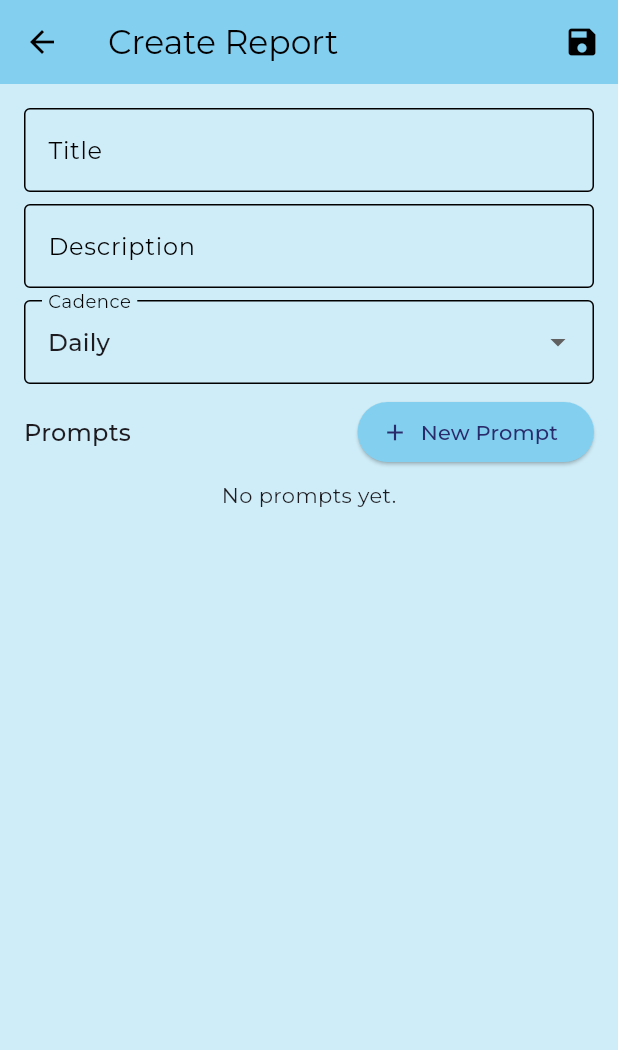
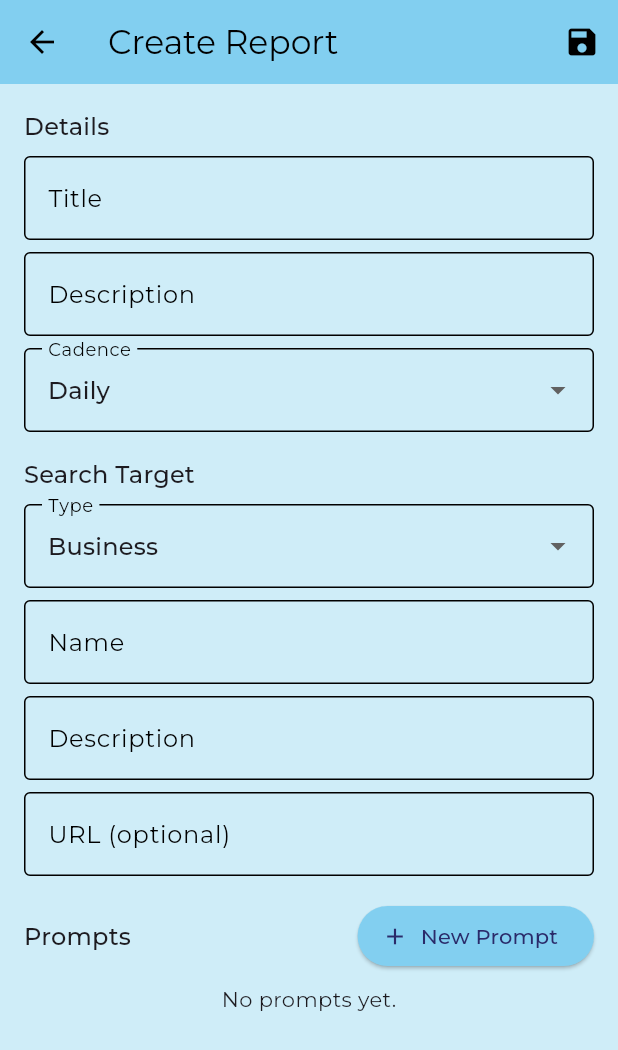
Before and after one commit to jtayl225/aiso, a Flutter app: the ReportEditorScreen screen opened directly, on a phone screen of 412 x 824 dp. Shown: the top 1050 px of the screen. Run offline on Flutter 3.47's test engine with Material 3 defaults, Android fonts, the phone set to English and light mode, and no system bars; our stand-ins replace google_fonts, supabase_flutter; accounts and stored records are empty.

Commit message:
added search target to backend database

```diff
--- a/lib/models/report_model.dart
+++ b/lib/models/report_model.dart
@@ -1,6 +1,7 @@
 import 'package:aiso/models/cadence_enum.dart';
 import 'package:aiso/models/db_timestamps_model.dart';
 import 'package:aiso/models/prompt_model.dart';
+import 'package:aiso/models/search_target_model.dart';
 
 class Report {
   final String id;
@@ -9,6 +10,7 @@ class Report {
   final String description;
   final Cadence cadence;
   List<Prompt>? prompts;
+  SearchTarget? searchTarget;
   final DbTimestamps dbTimestamps;
   final DateTime? lastRunAt;
 
@@ -19,6 +21,7 @@ class Report {
     required this.description,
     required this.cadence,
     this.prompts,
+    this.searchTarget,
     required this.dbTimestamps,
     this.lastRunAt
     });
@@ -33,6 +36,7 @@ class Report {
       prompts: (json['prompts'] as List<dynamic>?)
         ?.map((item) => Prompt.fromJson(item))
         .toList() ?? [],
+      // searchTarget: ,// TODO
       dbTimestamps: DbTimestamps(
         createdAt: DateTime.parse(json['created_at']),
         updatedAt: DateTime.parse(json['updated_at']),
--- /dev/null
+++ b/lib/models/search_target_model.dart
@@ -0,0 +1,72 @@
+import 'package:aiso/models/db_timestamps_model.dart';
+import 'package:aiso/models/search_target_type_enum.dart';
+
+class SearchTarget {
+  final String id;
+  final String reportId;
+  final String name;          // e.g. "New Balance 1080v13"
+  final SearchTargetType type;          // e.g. "Product", "Service", "Business", "Person"
+  final String description;   // Use case, benefits, location, etc. go here
+  final String? url;          // Optional link to a website or product page
+  final DbTimestamps dbTimestamps;
+
+  SearchTarget({
+    required this.id,
+    required this.reportId,
+    required this.name,
+    required this.type,
+    required this.description,
+    this.url,
+    required this.dbTimestamps
+  });
+
+  factory SearchTarget.fromJson(Map<String, dynamic> json) {
+    return SearchTarget(
+      id: json['id'],
+      reportId: json['report_id'],
+      name: json['name'],
+      type: SearchTargetTypeExtension.fromString(json['type']),
+      description: json['description'],
+      url: json['url'],
+      dbTimestamps: DbTimestamps(
+        createdAt: DateTime.parse(json['created_at']),
+        updatedAt: DateTime.parse(json['updated_at']),
+        deletedAt: json['deleted_at'] != null ? DateTime.parse(json['deleted_at']) : null,
+      ),
+    );
+  }
+
+  Map<String, dynamic> toJson() {
+    return {
+      // 'id': id,
+      'report_id': reportId,
+      'name': name,
+      'type': type.name.toLowerCase(),
+      'description': description,
+      'url': url
+    };
+  }
+
+  SearchTarget copyWith({
+    String? id,
+    String? reportId,
+    String? name,
+    SearchTargetType? type,
+    String? description,
+    String? url,
+    DbTimestamps? dbTimestamps,
+  }) {
+    return SearchTarget(
+      id: id ?? this.id,
+      reportId: reportId ?? this.reportId,
+      name: name ?? this.name,
+      type: type ?? this.type,
+      description: description ?? this.description,
+      url: url ?? this.url,
+      dbTimestamps: dbTimestamps ?? this.dbTimestamps,
+    );
+  }
+
+
+
+}
--- /dev/null
+++ b/lib/models/search_target_type_enum.dart
@@ -0,0 +1,36 @@
+enum SearchTargetType {
+  product,
+  service,
+  business,
+  person,
+}
+
+extension SearchTargetTypeExtension on SearchTargetType {
+  String get label {
+    switch (this) {
+      case SearchTargetType.product:
+        return 'Product';
+      case SearchTargetType.service:
+        return 'Service';
+      case SearchTargetType.business:
+        return 'Business';
+      case SearchTargetType.person:
+        return 'Person';
+    }
+  }
+
+  static SearchTargetType fromString(String value) {
+    switch (value.toLowerCase()) {
+      case 'product':
+        return SearchTargetType.product;
+      case 'service':
+        return SearchTargetType.service;
+      case 'business':
+        return SearchTargetType.business;
+      case 'person':
+        return SearchTargetType.person;
+      default:
+        throw ArgumentError('Invalid SearchTargetType: $value');
+    }
+  }
+}
--- a/lib/services/report_service_supabase.dart
+++ b/lib/services/report_service_supabase.dart
@@ -1,6 +1,7 @@
 import 'package:aiso/models/prompt_model.dart';
 import 'package:aiso/models/prompt_template_model.dart';
 import 'package:aiso/models/report_model.dart';
+import 'package:aiso/models/search_target_model.dart';
 import 'package:supabase_flutter/supabase_flutter.dart';
 import 'package:flutter/foundation.dart';
 
@@ -60,6 +61,20 @@ class ReportServiceSupabase {
       debugPrint('ERROR: Failed to update report: $e');
       rethrow; // or throw a custom exception
     }
+  }
+
+
+  // SEARCH TARGET //
+  Future<SearchTarget> createSearchTarget(SearchTarget newSearchTarget) async {
+    debugPrint('DEBUG: Service is creating a new search target.');
+    final response = await _supabase
+      .from('search_targets')
+      .insert(newSearchTarget.toJson())
+      .select()
+      .single();
+    final SearchTarget insertedSearchTarget = SearchTarget.fromJson(response);
+    debugPrint('DEBUG: inserted search target ID: ${insertedSearchTarget.id}');
+    return insertedSearchTarget;
   }
 
 
--- a/lib/view_models/reports_view_model.dart
+++ b/lib/view_models/reports_view_model.dart
@@ -30,6 +30,12 @@ class ReportViewModel extends ChangeNotifier {
 
         final reportPrompts = await _reportService.createPrompts(updatedPrompts);
         report.prompts = reportPrompts;
+      }
+
+      if (newReport.searchTarget != null) {
+        final updatedSearchTarget = newReport.searchTarget!.copyWith(reportId: report.id);
+        final reportSearchTarget = await _reportService.createSearchTarget(updatedSearchTarget);
+        report.searchTarget = reportSearchTarget;
       }
 
       reports.add(report);
--- a/lib/views/reports/reports_editor_screen.dart
+++ b/lib/views/reports/reports_editor_screen.dart
@@ -2,10 +2,11 @@ import 'package:aiso/models/cadence_enum.dart';
 import 'package:aiso/models/db_timestamps_model.dart';
 import 'package:aiso/models/prompt_model.dart';
 import 'package:aiso/models/report_model.dart';
+import 'package:aiso/models/search_target_model.dart';
+import 'package:aiso/models/search_target_type_enum.dart';
 import 'package:aiso/view_models/auth_view_model.dart';
 import 'package:aiso/view_models/reports_view_model.dart';
 import 'package:aiso/views/reports/prompt_builder_screen.dart';
-import 'package:aiso/views/todo_placeholder_screen.dart';
 import 'package:flutter/material.dart';
 import 'package:provider/provider.dart';
 
@@ -25,6 +26,10 @@ class _ReportEditorScreenState extends State<ReportEditorScreen> {
   late TextEditingController _titleController;
   late TextEditingController _descriptionController;
   late Cadence _cadence;
+  late SearchTargetType _searchTargetType;
+  late TextEditingController _targetNameController;
+  late TextEditingController _targetDescriptionController;
+  late TextEditingController _targetUrlController;
 
   @override
   void initState() {
@@ -43,35 +48,61 @@ class _ReportEditorScreenState extends State<ReportEditorScreen> {
     _titleController = TextEditingController(text: _report.title);
     _descriptionController = TextEditingController(text: _report.description);
     _cadence = Cadence.day;
-    // _descriptionController.addListener(_onDescriptionChanged);
+    _searchTargetType = _report.searchTarget?.type ?? SearchTargetType.business;
+    _targetNameController = TextEditingController(text: _report.searchTarget?.name ?? '');
+    _targetDescriptionController = TextEditingController(text: _report.searchTarget?.description ?? '');
+    _targetUrlController = TextEditingController(text: _report.searchTarget?.url ?? '');
 
   }
 
   @override
   void dispose() {
     _titleController.dispose();
-    // _descriptionController.removeListener(_onDescriptionChanged);
     _descriptionController.dispose();
+    _targetNameController.dispose();
+    _targetDescriptionController.dispose();
+    _targetUrlController.dispose();
     super.dispose();
   }
+
+  SearchTarget _buildSearchTarget() {
+    return SearchTarget(
+      id: '',
+      reportId: _isEditMode ? _report.id : '',
+      name: _targetNameController.text.trim(),
+      type: _searchTargetType,
+      description: _targetDescriptionController.text.trim(),
+      dbTimestamps: _isEditMode && _report.searchTarget != null
+        ? _report.searchTarget!.dbTimestamps.copyWith(updatedAt: DateTime.now())
+        : DbTimestamps.now(),
+    );
+  }
+
+  Report _buildReport() {
+
+    final searchTarget = _buildSearchTarget();
+
+    return Report(
+      id: _isEditMode ? _report.id : '', // Empty ID if creating new
+      userId: _report.userId,
+      title: _titleController.text.trim(),
+      description: _descriptionController.text.trim(),
+      cadence: _cadence,
+      prompts: _report.prompts,
+      searchTarget: searchTarget,
+      dbTimestamps: _isEditMode
+          ? _report.dbTimestamps.copyWith(updatedAt: DateTime.now())
+          : DbTimestamps.now(),
+    );
+  }
+
 
   void _saveTask() {
     if (!(_formKey.currentState?.validate() ?? false)) {
       return; // Exit early if form is not valid
     }
 
-    final title = _titleController.text.trim();
-    final description = _descriptionController.text.trim();
-
-    final report = Report(
-      id: _isEditMode ? _report.id : '', // Empty ID if creating new
-      userId: _report.userId,
-      title: title,
-      description: description,
-      cadence: Cadence.hour,
-      prompts: _report.prompts,
-      dbTimestamps: _isEditMode ? _report.dbTimestamps.copyWith(updatedAt: DateTime.now()) : DbTimestamps.now(),
-    );
+    final report = _buildReport();
 
     if (_isEditMode) {
       _updateReport(report);
@@ -88,7 +119,7 @@ class _ReportEditorScreenState extends State<ReportEditorScreen> {
   }
 
   void _updateReport(Report report) {
-    debugPrint('Updating report: ${report.id}');
+    debugPrint('DEBUG: ReportEditorScreen updating report: ${report.id}');
     final reportViewModel = Provider.of<ReportViewModel>(context, listen: false);
     reportViewModel.updateReport(report);
   }
@@ -113,6 +144,17 @@ class _ReportEditorScreenState extends State<ReportEditorScreen> {
             key: _formKey,
             child: Column(
               children: [
+
+                // DETAILS
+                Align(
+                  alignment: Alignment.centerLeft,
+                  child: Text(
+                    'Details',
+                    style: Theme.of(context).textTheme.titleMedium,
+                  ),
+                ),
+
+                SizedBox(height: 8),
 
                 TextField(
                   controller: _titleController,
@@ -153,7 +195,71 @@ class _ReportEditorScreenState extends State<ReportEditorScreen> {
                   },
                 ),
 
+                SizedBox(height: 16),
+
+                // SEARCH TARGET
+                Align(
+                  alignment: Alignment.centerLeft,
+                  child: Text(
+                    'Search Target',
+                    style: Theme.of(context).textTheme.titleMedium,
+                  ),
+                ),
+
                 SizedBox(height: 8),
+
+                DropdownButtonFormField<SearchTargetType>(
+                  value: _searchTargetType,
+                  decoration: const InputDecoration(
+                    labelText: 'Type',
+                    border: OutlineInputBorder(),
+                  ),
+                  items: SearchTargetType.values.map((cadence) {
+                    return DropdownMenuItem<SearchTargetType>(
+                      value: cadence,
+                      child: Text(cadence.label),
+                    );
+                  }).toList(),
+                  onChanged: (value) {
+                    setState(() {
+                      _searchTargetType = value!;
+                    });
+                  },
+                ),
+
+                SizedBox(height: 8),
+
+                TextField(
+                  controller: _targetNameController,
+                  decoration: InputDecoration(
+                    labelText: 'Name',
+                    border: OutlineInputBorder(),
+                  ),
+                ),
+
+                SizedBox(height: 8),
+
+                TextField(
+                  controller: _targetDescriptionController,
+                  decoration: InputDecoration(
+                    labelText: 'Description',
+                    border: OutlineInputBorder(),
+                  ),
+                ),
+
+                SizedBox(height: 8),
+
+                TextField(
+                  controller: _targetUrlController,
+                  decoration: InputDecoration(
+                    labelText: 'URL (optional)',
+                    border: OutlineInputBorder(),
+                  ),
+                ),
+
+                SizedBox(height: 16),
+
+                // PROMPTS
 
                 Row(
                   children: [
```
Also changed, not shown: 1 other file.
